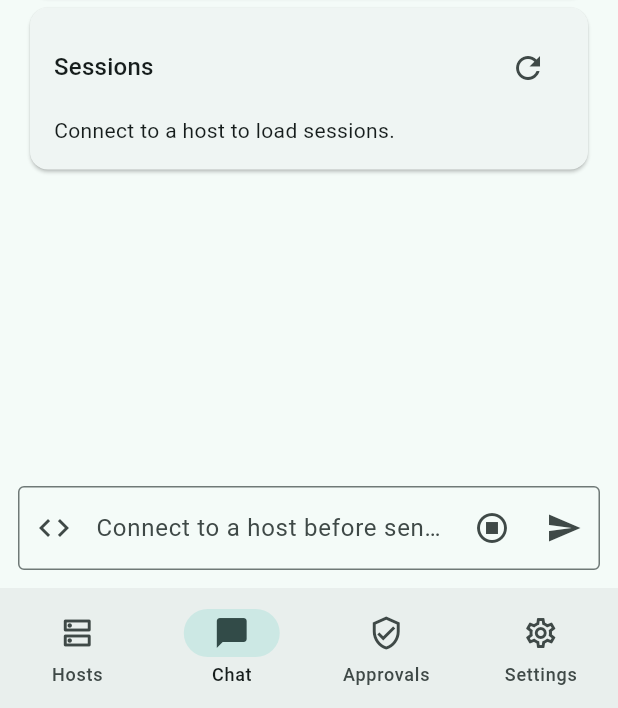
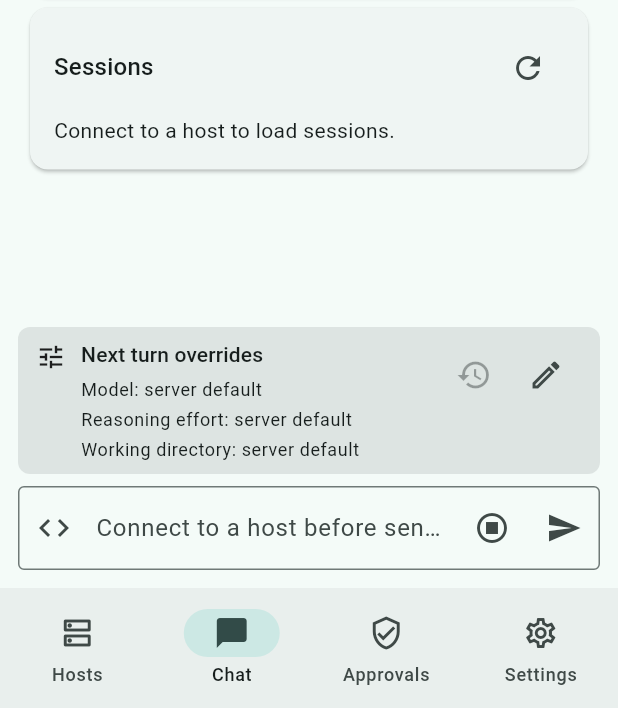
Before and after one commit to Labyrinth0419/SadCoder, a Flutter app: the screen it shows after launch, item 2 of the bottom bar chosen, on a phone screen of 412 x 824 dp, the part 528-1236 px from its top. Run offline on Flutter 3.47's test engine with Material 3 defaults, Android fonts, the phone set to English and light mode, and no system bars; missing offline and left inert: dartssh2; accounts and stored records are empty.

Commit message:
feat: add per-turn override controls

```diff
--- a/apps/sadcoder_mobile/lib/src/app/app_shell.dart
+++ b/apps/sadcoder_mobile/lib/src/app/app_shell.dart
@@ -184,6 +184,7 @@ class _AppShellState extends State<AppShell> {
         threadDetailController: _threadDetailController,
         turnController: _turnController,
         timelineController: _timelineController,
+        configOverrideController: _configOverrideController,
       ),
       2 => ApprovalsPage(
         approvals: _approvalController.approvals,
--- a/apps/sadcoder_mobile/lib/src/features/chat/chat_page.dart
+++ b/apps/sadcoder_mobile/lib/src/features/chat/chat_page.dart
@@ -3,6 +3,7 @@ import 'dart:async';
 import 'package:flutter/material.dart';
 
 import '../../commands/slash_command_registry.dart';
+import '../../config/codex_config_override_controller.dart';
 import '../../i18n/app_localizations.dart';
 import '../../session/codex_session_state_controller.dart';
 import '../../threads/thread_detail_controller.dart';
@@ -10,6 +11,7 @@ import '../../threads/thread_list_controller.dart';
 import '../../threads/thread_summary.dart';
 import '../../turns/turn_controller.dart';
 import 'chat_timeline_controller.dart';
+import 'turn_override_controls.dart';
 
 class ChatPage extends StatefulWidget {
   const ChatPage({
@@ -20,6 +22,7 @@ class ChatPage extends StatefulWidget {
     this.threadDetailController,
     this.turnController,
     this.timelineController,
+    this.configOverrideController,
   });
 
   final SlashCommandRegistry registry;
@@ -28,6 +31,7 @@ class ChatPage extends StatefulWidget {
   final ThreadDetailController? threadDetailController;
   final TurnController? turnController;
   final ChatTimelineController? timelineController;
+  final CodexConfigOverrideController? configOverrideController;
 
   @override
   State<ChatPage> createState() => _ChatPageState();
@@ -133,7 +137,16 @@ class _ChatPageState extends State<ChatPage> {
           top: false,
           child: Padding(
             padding: const EdgeInsets.all(12),
-            child: TextField(
+            child: Column(
+              mainAxisSize: MainAxisSize.min,
+              children: [
+                if (widget.configOverrideController != null) ...[
+                  TurnOverrideControls(
+                    controller: widget.configOverrideController!,
+                  ),
+                  const SizedBox(height: 8),
+                ],
+                TextField(
                   key: const ValueKey('chat-composer-field'),
                   controller: _composerController,
                   onChanged: _handleComposerChanged,
@@ -160,6 +173,8 @@ class _ChatPageState extends State<ChatPage> {
                     border: const OutlineInputBorder(),
                   ),
                 ),
+              ],
+            ),
           ),
         ),
       ],
@@ -181,6 +196,7 @@ class _ChatPageState extends State<ChatPage> {
     }
     await turnController.submitText(text);
     if (turnController.status != TurnControllerStatus.failed) {
+      widget.configOverrideController?.clearTurn();
       _composerController.clear();
       _handleComposerChanged('');
     }
--- /dev/null
+++ b/apps/sadcoder_mobile/lib/src/features/chat/turn_override_controls.dart
@@ -0,0 +1,271 @@
+import 'package:flutter/material.dart';
+
+import '../../config/codex_config_override_controller.dart';
+import '../../config/codex_config_overrides.dart';
+import '../../i18n/app_localizations.dart';
+
+class TurnOverrideControls extends StatelessWidget {
+  const TurnOverrideControls({super.key, required this.controller});
+
+  final CodexConfigOverrideController controller;
+
+  @override
+  Widget build(BuildContext context) {
+    return AnimatedBuilder(
+      animation: controller,
+      builder: (context, _) => _TurnOverrideBar(controller: controller),
+    );
+  }
+}
+
+class _TurnOverrideBar extends StatelessWidget {
+  const _TurnOverrideBar({required this.controller});
+
+  final CodexConfigOverrideController controller;
+
+  @override
+  Widget build(BuildContext context) {
+    final l10n = context.l10n;
+    final hasTurnOverrides = controller.layers.turn
+        .toTurnStartParams()
+        .isNotEmpty;
+    return Material(
+      color: Theme.of(context).colorScheme.surfaceContainerHighest,
+      borderRadius: BorderRadius.circular(8),
+      child: Padding(
+        padding: const EdgeInsets.symmetric(horizontal: 12, vertical: 8),
+        child: Row(
+          crossAxisAlignment: CrossAxisAlignment.start,
+          children: [
+            const Padding(
+              padding: EdgeInsets.only(top: 2),
+              child: Icon(Icons.tune, size: 20),
+            ),
+            const SizedBox(width: 10),
+            Expanded(
+              child: Column(
+                crossAxisAlignment: CrossAxisAlignment.stretch,
+                children: [
+                  Text(
+                    l10n.nextTurnOverrides,
+                    style: Theme.of(context).textTheme.labelLarge,
+                  ),
+                  const SizedBox(height: 6),
+                  Wrap(
+                    spacing: 8,
+                    runSpacing: 4,
+                    children: [
+                      _SourceChip(
+                        label: l10n.modelOverride,
+                        value: controller.layers.resolve().model,
+                        source: controller.sourceFor('model'),
+                      ),
+                      _SourceChip(
+                        label: l10n.effortOverride,
+                        value: controller.layers.resolve().effort,
+                        source: controller.sourceFor('effort'),
+                      ),
+                      _SourceChip(
+                        label: l10n.cwdOverride,
+                        value: controller.layers.resolve().cwd,
+                        source: controller.sourceFor('cwd'),
+                      ),
+                    ],
+                  ),
+                ],
+              ),
+            ),
+            IconButton(
+              key: const ValueKey('chat-turn-overrides-clear'),
+              onPressed: hasTurnOverrides ? controller.clearTurn : null,
+              icon: const Icon(Icons.restore),
+              tooltip: l10n.clearTurnOverrides,
+            ),
+            IconButton(
+              key: const ValueKey('chat-turn-overrides-edit'),
+              onPressed: () => _showTurnOverrideSheet(context, controller),
+              icon: const Icon(Icons.edit_outlined),
+              tooltip: l10n.editTurnOverrides,
+            ),
+          ],
+        ),
+      ),
+    );
+  }
+
+  void _showTurnOverrideSheet(
+    BuildContext context,
+    CodexConfigOverrideController controller,
+  ) {
+    showModalBottomSheet<void>(
+      context: context,
+      isScrollControlled: true,
+      builder: (context) => _TurnOverrideSheet(controller: controller),
+    );
+  }
+}
+
+class _SourceChip extends StatelessWidget {
+  const _SourceChip({
+    required this.label,
+    required this.value,
+    required this.source,
+  });
+
+  final String label;
+  final String? value;
+  final CodexConfigOverrideSource source;
+
+  @override
+  Widget build(BuildContext context) {
+    final l10n = context.l10n;
+    final trimmed = value?.trim();
+    final detail = trimmed == null || trimmed.isEmpty
+        ? _sourceLabel(l10n, source)
+        : '$trimmed / ${_sourceLabel(l10n, source)}';
+    return Text(
+      '$label: $detail',
+      style: Theme.of(context).textTheme.bodySmall,
+    );
+  }
+}
+
+class _TurnOverrideSheet extends StatefulWidget {
+  const _TurnOverrideSheet({required this.controller});
+
+  final CodexConfigOverrideController controller;
+
+  @override
+  State<_TurnOverrideSheet> createState() => _TurnOverrideSheetState();
+}
+
+class _TurnOverrideSheetState extends State<_TurnOverrideSheet> {
+  late final TextEditingController _modelController;
+  late final TextEditingController _effortController;
+  late final TextEditingController _cwdController;
+
+  @override
+  void initState() {
+    super.initState();
+    final turn = widget.controller.layers.turn;
+    _modelController = TextEditingController(text: turn.model ?? '');
+    _effortController = TextEditingController(text: turn.effort ?? '');
+    _cwdController = TextEditingController(text: turn.cwd ?? '');
+  }
+
+  @override
+  void dispose() {
+    _modelController.dispose();
+    _effortController.dispose();
+    _cwdController.dispose();
+    super.dispose();
+  }
+
+  @override
+  Widget build(BuildContext context) {
+    final l10n = context.l10n;
+    final bottomInset = MediaQuery.viewInsetsOf(context).bottom;
+    return SafeArea(
+      child: Padding(
+        padding: EdgeInsets.fromLTRB(16, 16, 16, bottomInset + 16),
+        child: Column(
+          mainAxisSize: MainAxisSize.min,
+          crossAxisAlignment: CrossAxisAlignment.stretch,
+          children: [
+            Text(
+              l10n.nextTurnOverrides,
+              style: Theme.of(context).textTheme.titleMedium,
+            ),
+            const SizedBox(height: 12),
+            _OverrideField(
+              keyValue: 'chat-turn-model-override',
+              controller: _modelController,
+              label: l10n.modelOverride,
+            ),
+            const SizedBox(height: 12),
+            _OverrideField(
+              keyValue: 'chat-turn-effort-override',
+              controller: _effortController,
+              label: l10n.effortOverride,
+            ),
+            const SizedBox(height: 12),
+            _OverrideField(
+              keyValue: 'chat-turn-cwd-override',
+              controller: _cwdController,
+              label: l10n.cwdOverride,
+            ),
+            const SizedBox(height: 16),
+            OverflowBar(
+              alignment: MainAxisAlignment.end,
+              spacing: 8,
+              overflowSpacing: 8,
+              children: [
+                TextButton.icon(
+                  key: const ValueKey('chat-turn-overrides-sheet-clear'),
+                  onPressed: _clear,
+                  icon: const Icon(Icons.restore),
+                  label: Text(l10n.clearTurnOverrides),
+                ),
+                FilledButton.icon(
+                  key: const ValueKey('chat-turn-overrides-apply'),
+                  onPressed: _apply,
+                  icon: const Icon(Icons.check),
+                  label: Text(l10n.applyTurnOverrides),
+                ),
+              ],
+            ),
+          ],
+        ),
+      ),
+    );
+  }
+
+  void _apply() {
+    widget.controller.setTurn(
+      CodexConfigOverrides(
+        model: _modelController.text,
+        effort: _effortController.text,
+        cwd: _cwdController.text,
+      ),
+    );
+    Navigator.of(context).pop();
+  }
+
+  void _clear() {
+    widget.controller.clearTurn();
+    Navigator.of(context).pop();
+  }
+}
+
+class _OverrideField extends StatelessWidget {
+  const _OverrideField({
+    required this.keyValue,
+    required this.controller,
+    required this.label,
+  });
+
+  final String keyValue;
+  final TextEditingController controller;
+  final String label;
+
+  @override
+  Widget build(BuildContext context) {
+    return TextField(
+      key: ValueKey(keyValue),
+      controller: controller,
+      decoration: InputDecoration(
+        labelText: label,
+        border: const OutlineInputBorder(),
+      ),
+    );
+  }
+}
+
+String _sourceLabel(AppLocalizations l10n, CodexConfigOverrideSource source) {
+  return switch (source) {
+    CodexConfigOverrideSource.serverDefault => l10n.sourceServerDefault,
+    CodexConfigOverrideSource.appDefault => l10n.sourceAppDefault,
+    CodexConfigOverrideSource.session => l10n.sourceSessionOverride,
+    CodexConfigOverrideSource.turn => l10n.sourceTurnOverride,
+  };
+}
--- a/apps/sadcoder_mobile/lib/src/i18n/app_localizations.dart
+++ b/apps/sadcoder_mobile/lib/src/i18n/app_localizations.dart
@@ -145,6 +145,10 @@ class AppLocalizations {
   String get sourceAppDefault => _text('sourceAppDefault');
   String get sourceSessionOverride => _text('sourceSessionOverride');
   String get sourceTurnOverride => _text('sourceTurnOverride');
+  String get nextTurnOverrides => _text('nextTurnOverrides');
+  String get editTurnOverrides => _text('editTurnOverrides');
+  String get applyTurnOverrides => _text('applyTurnOverrides');
+  String get clearTurnOverrides => _text('clearTurnOverrides');
   String get theme => _text('theme');
   String get themeBody => _text('themeBody');
 
@@ -300,6 +304,10 @@ const _values = <String, Map<String, String>>{
     'sourceAppDefault': 'app default',
     'sourceSessionOverride': 'session override',
     'sourceTurnOverride': 'turn override',
+    'nextTurnOverrides': 'Next turn overrides',
+    'editTurnOverrides': 'Edit next turn overrides',
+    'applyTurnOverrides': 'Apply to next turn',
+    'clearTurnOverrides': 'Clear next turn overrides',
     'theme': 'Theme',
     'themeBody': 'System, light, and dark modes are supported.',
   },
@@ -427,6 +435,10 @@ const _values = <String, Map<String, String>>{
     'sourceAppDefault': 'App 默认',
     'sourceSessionOverride': '会话覆盖',
     'sourceTurnOverride': '本次覆盖',
+    'nextTurnOverrides': '本次回合覆盖',
+    'editTurnOverrides': '编辑本次回合覆盖',
+    'applyTurnOverrides': '应用到本次回合',
+    'clearTurnOverrides': '清除本次回合覆盖',
     'theme': '主题',
     'themeBody': '支持跟随系统、浅色和深色模式。',
   },
```
Also changed, not shown: 1 other file. Lines whose indentation alone changed are shown as unchanged.
